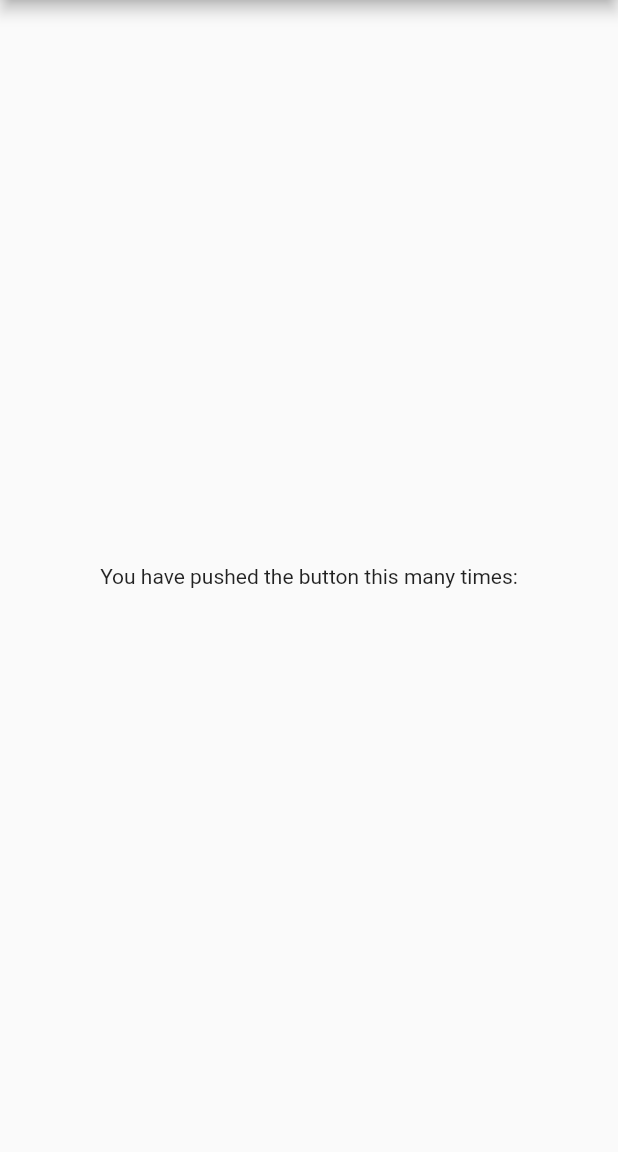
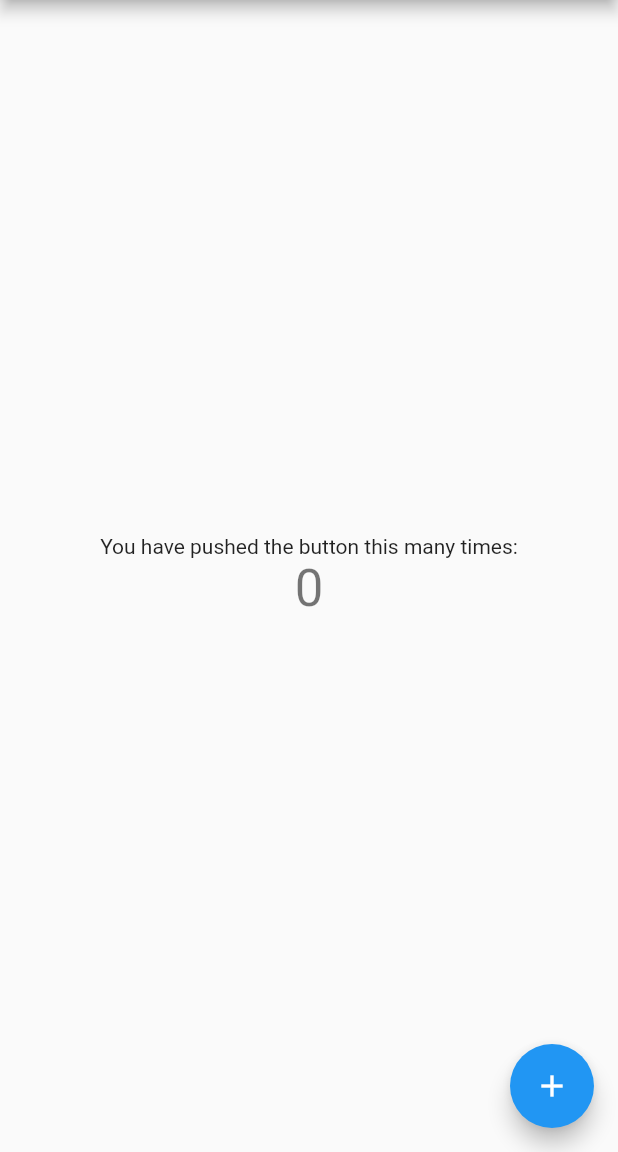
Before and after one commit to Viral-M-Z/resume_builder_app, a Flutter app: the screen it shows after launch, on a phone screen of 412 x 824 dp, the part 84-1236 px from its top. Run offline on Flutter 3.47's test engine with Material 2 defaults, Android fonts, the phone set to English and light mode, and no system bars.

Commit message:
second commit

```diff
--- a/lib/main.dart
+++ b/lib/main.dart
@@ -28,23 +28,68 @@ class MyHomePage extends StatefulWidget {
 }
 
 class _MyHomePageState extends State<MyHomePage> {
+  int _counter = 0;
+
+  void _incrementCounter() {
+    setState(() {
+      // This call to setState tells the Flutter framework that something has
+      // changed in this State, which causes it to rerun the build method below
+      // so that the display can reflect the updated values. If we changed
+      // _counter without calling setState(), then the build method would not be
+      // called again, and so nothing would appear to happen.
+      _counter++;
+    });
+  }
 
   @override
   Widget build(BuildContext context) {
+    // This method is rerun every time setState is called, for instance as done
+    // by the _incrementCounter method above.
+    //
+    // The Flutter framework has been optimized to make rerunning build methods
+    // fast, so that you can just rebuild anything that needs updating rather
+    // than having to individually change instances of widgets.
     return Scaffold(
       appBar: AppBar(
+        // Here we take the value from the MyHomePage object that was created by
+        // the App.build method, and use it to set our appbar title.
         title: Text(widget.title),
       ),
       body: Center(
+        // Center is a layout widget. It takes a single child and positions it
+        // in the middle of the parent.
         child: Column(
+          // Column is also a layout widget. It takes a list of children and
+          // arranges them vertically. By default, it sizes itself to fit its
+          // children horizontally, and tries to be as tall as its parent.
+          //
+          // Invoke "debug painting" (press "p" in the console, choose the
+          // "Toggle Debug Paint" action from the Flutter Inspector in Android
+          // Studio, or the "Toggle Debug Paint" command in Visual Studio Code)
+          // to see the wireframe for each widget.
+          //
+          // Column has various properties to control how it sizes itself and
+          // how it positions its children. Here we use mainAxisAlignment to
+          // center the children vertically; the main axis here is the vertical
+          // axis because Columns are vertical (the cross axis would be
+          // horizontal).
           mainAxisAlignment: MainAxisAlignment.center,
-          children: const <Widget>[
+          children: <Widget>[
+            const Text(
+              'You have pushed the button this many times:',
+            ),
             Text(
-              'You have pushed the button this many times:',
+              '$_counter',
+              style: Theme.of(context).textTheme.headlineMedium,
             ),
           ],
         ),
       ),
+      floatingActionButton: FloatingActionButton(
+        onPressed: _incrementCounter,
+        tooltip: 'Increment',
+        child: const Icon(Icons.add),
+      ), // This trailing comma makes auto-formatting nicer for build methods.
     );
   }
 }
```
Also changed, not shown: lib/screens/home_screen/home_screen.dart (+68 -0 lines).
